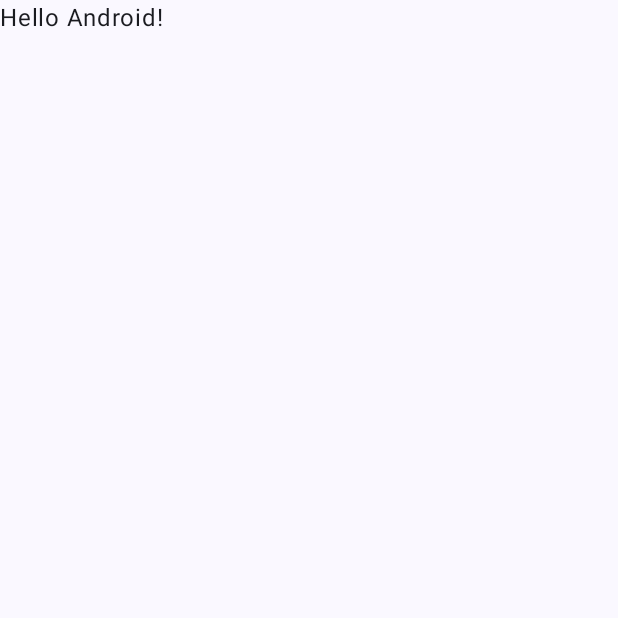
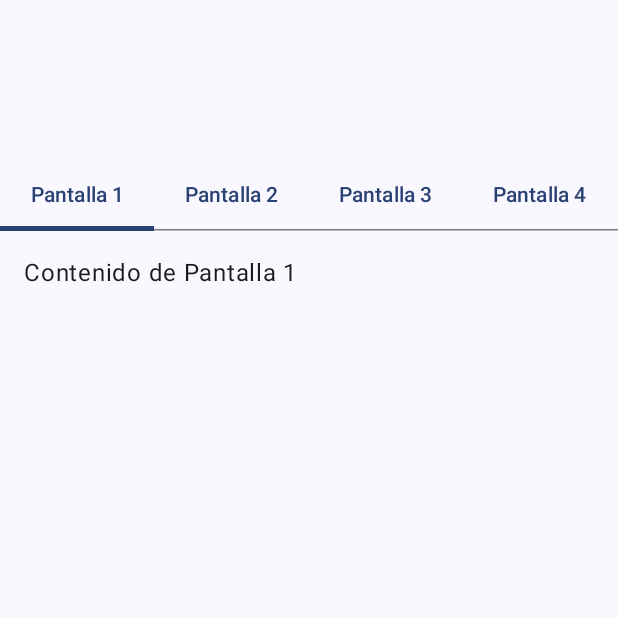
Before and after one commit to OscarGhub/Proyecto-PMDM-Android-SOL, an Android app built with Jetpack Compose: the screen it shows after launch (MainActivity), on a phone screen of 412 x 824 dp, the top half of it. Before the commit the part shown is almost empty. Run offline under Robolectric (Android 15) with nearby library versions, the phone set to English and light mode, and no system bars.

Commit message:
guardado pantallas

```diff
--- a/FruiTask/app/src/main/java/com/example/fruitask/MainActivity.kt
+++ b/FruiTask/app/src/main/java/com/example/fruitask/MainActivity.kt
@@ -4,13 +4,7 @@ import android.os.Bundle
 import androidx.activity.ComponentActivity
 import androidx.activity.compose.setContent
 import androidx.activity.enableEdgeToEdge
-import androidx.compose.foundation.layout.fillMaxSize
-import androidx.compose.foundation.layout.padding
-import androidx.compose.material3.Scaffold
-import androidx.compose.material3.Text
-import androidx.compose.runtime.Composable
-import androidx.compose.ui.Modifier
-import androidx.compose.ui.tooling.preview.Preview
+import com.example.fruitask.ui.screens.PantallaPrincipal
 import com.example.fruitask.ui.theme.FruiTaskTheme
 
 class MainActivity : ComponentActivity() {
@@ -19,29 +13,9 @@ class MainActivity : ComponentActivity() {
         enableEdgeToEdge()
         setContent {
             FruiTaskTheme {
-                Scaffold(modifier = Modifier.fillMaxSize()) { innerPadding ->
-                    Greeting(
-                        name = "Android",
-                        modifier = Modifier.padding(innerPadding)
-                    )
-                }
+                // Aquí llamamos a MainScreen en lugar de Greeting
+                PantallaPrincipal()
             }
         }
     }
 }
-
-@Composable
-fun Greeting(name: String, modifier: Modifier = Modifier) {
-    Text(
-        text = "Hello $name!",
-        modifier = modifier
-    )
-}
-
-@Preview(showBackground = true)
-@Composable
-fun GreetingPreview() {
-    FruiTaskTheme {
-        Greeting("Android")
-    }
-}
--- /dev/null
+++ b/FruiTask/app/src/main/java/com/example/fruitask/ui/screens/Pantalla1.kt
@@ -0,0 +1,14 @@
+package com.example.fruitask.ui.screens
+
+import androidx.compose.foundation.layout.*
+import androidx.compose.material3.*
+import androidx.compose.runtime.Composable
+import androidx.compose.ui.Modifier
+import androidx.compose.ui.unit.dp
+
+@Composable
+fun Pantalla1(modifier: Modifier = Modifier) {
+    Column(modifier = modifier.fillMaxSize().padding(16.dp)) {
+        Text(text = "Contenido de Pantalla 1")
+    }
+}
--- /dev/null
+++ b/FruiTask/app/src/main/java/com/example/fruitask/ui/screens/PantallaPrincipal.kt
@@ -0,0 +1,38 @@
+package com.example.fruitask.ui.screens
+
+import androidx.compose.foundation.layout.padding
+import androidx.compose.material3.*
+import androidx.compose.runtime.*
+import androidx.compose.ui.Modifier
+import androidx.compose.ui.unit.dp
+import java.nio.file.WatchEvent
+
+@Composable
+fun PantallaPrincipal() {
+    var selectedTab by remember { mutableStateOf(0) }
+    val tabs = listOf("Pantalla 1", "Pantalla 2", "Pantalla 3", "Pantalla 4")
+
+    Scaffold(
+        topBar = {
+            TabRow(selectedTabIndex = selectedTab,
+                modifier = Modifier.padding(top = 106.dp)
+
+            ) {
+                tabs.forEachIndexed { index, title ->
+                    Tab(
+                        selected = selectedTab == index,
+                        onClick = { selectedTab = index },
+                        text = { Text(title) }
+                    )
+                }
+            }
+        }
+    ) { innerPadding ->
+        when (selectedTab) {
+            0 -> Pantalla1(Modifier.padding(innerPadding))
+            1 -> Pantalla2(Modifier.padding(innerPadding))
+            2 -> Pantalla3(Modifier.padding(innerPadding))
+            3 -> Pantalla4(Modifier.padding(innerPadding))
+        }
+    }
+}
```
Also changed, not shown: FruiTask/app/src/main/java/com/example/fruitask/ui/screens/Pantalla2.kt (added, +14 -0 lines), FruiTask/app/src/main/java/com/example/fruitask/ui/screens/Pantalla3.kt (added, +14 -0 lines), FruiTask/app/src/main/java/com/example/fruitask/ui/screens/Pantalla4.kt (added, +14 -0 lines).
